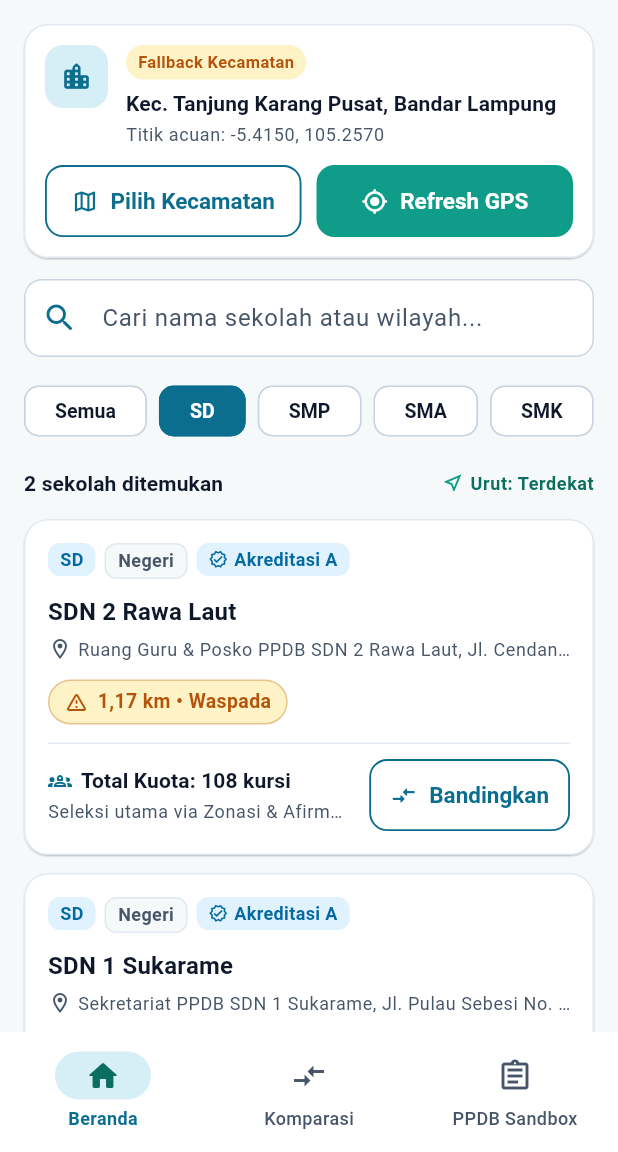
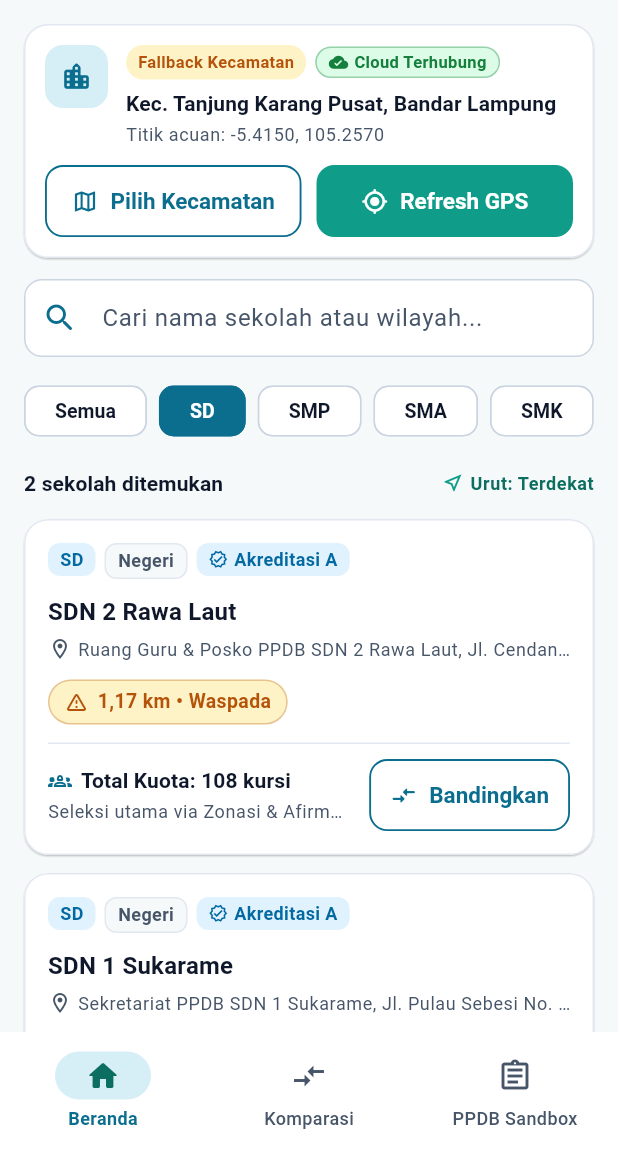
Before and after one commit to fahrudinnn26/ayo-sekolah, a Flutter app: the screen it shows after launch, after a tap on "SD", on a phone screen of 412 x 824 dp, the part 84-1236 px from its top. Run offline on Flutter 3.47's test engine with Material 3 defaults, Android fonts, the phone set to English and light mode, and no system bars; our stand-ins replace cloud_firestore, firebase_core, geolocator, material_ui; accounts and stored records are empty.

Commit message:
feat: integrasi konfigurasi firebase android, seeding firestore, dan indikator status cloud

```diff
--- a/lib/data/services/firestore_service.dart
+++ b/lib/data/services/firestore_service.dart
@@ -4,6 +4,7 @@ import 'package:ayo_sekolah/data/models/school_model.dart';
 import 'package:ayo_sekolah/data/services/sample_schools_data.dart';
 import 'package:cloud_firestore/cloud_firestore.dart';
 import 'package:firebase_core/firebase_core.dart';
+import 'package:flutter/foundation.dart';
 
 /// Layanan akses data Cloud Firestore untuk koleksi `schools` dan
 /// `ppdb_registrations`, dilengkapi mode fallback lokal (in-memory) yang aman
@@ -29,6 +30,7 @@ class FirestoreService {
       <RegistrationDraftModel>[];
   bool _localSchoolsSeeded = false;
   int _localIdCounter = 0;
+  Future<void>? _pendingCloudSeed;
 
   /// Bernilai `true` jika layanan sedang berjalan pada mode fallback lokal
   /// (misalnya saat `Firebase.apps.isEmpty` atau `forceLocalFallback` aktif).
@@ -39,6 +41,21 @@ class FirestoreService {
       return Firebase.apps.isEmpty;
     } catch (_) {
       return true;
+    }
+  }
+
+  /// Bernilai `true` apabila layanan aktif terhubung ke Cloud Firestore
+  /// (bukan mode fallback lokal in-memory).
+  bool get isCloudConnected => !isUsingLocalFallback;
+
+  /// Mengembalikan `projectId` Firebase aktif jika tersedia.
+  String? get firebaseProjectId {
+    if (isUsingLocalFallback) return null;
+    try {
+      if (Firebase.apps.isEmpty) return null;
+      return Firebase.app().options.projectId;
+    } catch (_) {
+      return null;
     }
   }
 
@@ -63,12 +80,34 @@ class FirestoreService {
       return;
     }
 
+    if (_pendingCloudSeed != null) {
+      return _pendingCloudSeed!;
+    }
+
+    final Future<void> seedTask = _seedSampleSchoolsToCloud(db);
+    _pendingCloudSeed = seedTask;
+    try {
+      await seedTask;
+    } finally {
+      if (identical(_pendingCloudSeed, seedTask)) {
+        _pendingCloudSeed = null;
+      }
+    }
+  }
+
+  Future<void> _seedSampleSchoolsToCloud(FirebaseFirestore db) async {
     final CollectionReference<Map<String, dynamic>> colRef =
         db.collection(schoolsCollection);
     final QuerySnapshot<Map<String, dynamic>> existing =
         await colRef.limit(1).get();
 
-    if (existing.docs.isNotEmpty) return;
+    if (existing.docs.isNotEmpty) {
+      debugPrint(
+        'Koleksi Firestore "$schoolsCollection" sudah berisi data. '
+        'Seeding otomatis dilewati.',
+      );
+      return;
+    }
 
     final WriteBatch batch = db.batch();
     for (final SchoolModel school in SampleSchoolsData.schools) {
@@ -77,6 +116,10 @@ class FirestoreService {
       batch.set(docRef, school.toMap());
     }
     await batch.commit();
+    debugPrint(
+      'Seeding otomatis ${SampleSchoolsData.schools.length} data sekolah '
+      'Bandar Lampung ke koleksi "$schoolsCollection" Cloud Firestore berhasil.',
+    );
   }
 
   /// Mengambil seluruh daftar sekolah dari koleksi `schools`.
--- a/lib/logic/providers/sandbox_provider.dart
+++ b/lib/logic/providers/sandbox_provider.dart
@@ -36,6 +36,12 @@ class SandboxProvider extends ChangeNotifier {
 
   /// Bernilai `true` apabila penyimpanan menggunakan mode fallback in-memory.
   bool get isUsingLocalFallback => _firestoreService.isUsingLocalFallback;
+
+  /// Bernilai `true` apabila penyimpanan aktif terhubung ke Cloud Firestore.
+  bool get isCloudConnected => _firestoreService.isCloudConnected;
+
+  /// Mengembalikan `projectId` Firebase aktif jika terhubung ke Cloud.
+  String? get firebaseProjectId => _firestoreService.firebaseProjectId;
 
   /// Memfilter daftar draf berdasarkan tahapan [statusSeleksi] (1–4).
   List<RegistrationDraftModel> draftsByStatus(int statusSeleksi) {
--- a/lib/logic/providers/school_provider.dart
+++ b/lib/logic/providers/school_provider.dart
@@ -109,6 +109,12 @@ class SchoolProvider extends ChangeNotifier {
 
   /// Bernilai `true` apabila data sekolah bersumber dari fallback in-memory.
   bool get isUsingLocalFallback => _firestoreService.isUsingLocalFallback;
+
+  /// Bernilai `true` apabila layanan aktif terhubung ke Cloud Firestore.
+  bool get isCloudConnected => _firestoreService.isCloudConnected;
+
+  /// Mengembalikan `projectId` Firebase aktif jika terhubung ke Cloud.
+  String? get firebaseProjectId => _firestoreService.firebaseProjectId;
 
   /// Daftar sekolah yang dipilih untuk dikomparasi (maksimal 2 sekolah).
   List<SchoolModel> get comparedSchools =>
--- a/lib/main.dart
+++ b/lib/main.dart
@@ -1,3 +1,5 @@
+import 'dart:async';
+
 import 'package:ayo_sekolah/core/constants/app_theme.dart';
 import 'package:ayo_sekolah/data/services/firestore_service.dart';
 import 'package:ayo_sekolah/data/services/location_service.dart';
@@ -11,19 +13,37 @@ import 'package:provider/provider.dart';
 Future<void> main() async {
   WidgetsFlutterBinding.ensureInitialized();
   await _initializeFirebaseSafely();
-  runApp(const AyoSekolahApp());
+
+  final FirestoreService firestoreService = FirestoreService();
+  if (firestoreService.isCloudConnected) {
+    unawaited(
+      firestoreService.seedSampleSchoolsIfEmpty().catchError((Object error) {
+        debugPrint(
+          'Seeding awal koleksi schools saat startup tertunda '
+          '(akan dicoba ulang saat memuat daftar sekolah): $error',
+        );
+      }),
+    );
+  }
+
+  runApp(AyoSekolahApp(firestoreService: firestoreService));
 }
 
 /// Menginisialisasi Firebase secara aman dalam blok `try-catch`.
 ///
-/// Jika `google-services.json` belum terpasang atau konfigurasi Firebase belum
-/// tersedia, aplikasi tetap berjalan normal menggunakan mode fallback lokal
-/// in-memory di [FirestoreService].
+/// Pada Android dengan `android/app/google-services.json` yang terkonfigurasi,
+/// `Firebase.initializeApp()` otomatis menghubungkan aplikasi ke proyek
+/// Firebase. Jika konfigurasi belum tersedia (misalnya saat pengujian lokal),
+/// aplikasi tetap berjalan normal menggunakan mode fallback in-memory di
+/// [FirestoreService].
 Future<void> _initializeFirebaseSafely() async {
   try {
-    if (Firebase.apps.isEmpty) {
-      await Firebase.initializeApp();
-    }
+    final FirebaseApp app = Firebase.apps.isEmpty
+        ? await Firebase.initializeApp()
+        : Firebase.app();
+    debugPrint(
+      'Firebase berhasil diinisialisasi (projectId: ${app.options.projectId}).',
+    );
   } catch (error) {
     debugPrint(
       'Inisialisasi Firebase dilewati (berjalan pada mode fallback lokal): $error',
--- a/lib/presentation/screens/home_screen.dart
+++ b/lib/presentation/screens/home_screen.dart
@@ -4,6 +4,7 @@ import 'package:ayo_sekolah/data/models/school_model.dart';
 import 'package:ayo_sekolah/data/services/location_service.dart';
 import 'package:ayo_sekolah/logic/providers/school_provider.dart';
 import 'package:ayo_sekolah/presentation/screens/school_detail_screen.dart';
+import 'package:ayo_sekolah/presentation/widgets/cloud_status_badge.dart';
 import 'package:ayo_sekolah/presentation/widgets/school_card.dart';
 import 'package:material_ui/material_ui.dart';
 import 'package:provider/provider.dart';
@@ -473,7 +474,10 @@ class _ActiveLocationCard extends StatelessWidget {
                   child: Column(
                     crossAxisAlignment: CrossAxisAlignment.start,
                     children: <Widget>[
-                      Row(
+                      Wrap(
+                        spacing: 6,
+                        runSpacing: 6,
+                        crossAxisAlignment: WrapCrossAlignment.center,
                         children: <Widget>[
                           Container(
                             padding: const EdgeInsets.symmetric(
@@ -492,6 +496,11 @@ class _ActiveLocationCard extends StatelessWidget {
                                 color: statusFg,
                               ),
                             ),
+                          ),
+                          CloudStatusBadge(
+                            key: const Key('home_cloud_status_badge'),
+                            isCloudConnected: provider.isCloudConnected,
+                            projectId: provider.firebaseProjectId,
                           ),
                         ],
                       ),
--- a/lib/presentation/screens/tracking_sandbox_screen.dart
+++ b/lib/presentation/screens/tracking_sandbox_screen.dart
@@ -7,6 +7,7 @@ import 'package:ayo_sekolah/data/services/external_launcher_service.dart';
 import 'package:ayo_sekolah/data/services/sample_schools_data.dart';
 import 'package:ayo_sekolah/logic/providers/sandbox_provider.dart';
 import 'package:ayo_sekolah/logic/providers/school_provider.dart';
+import 'package:ayo_sekolah/presentation/widgets/cloud_status_badge.dart';
 import 'package:ayo_sekolah/presentation/widgets/sandbox_stepper_widget.dart';
 import 'package:ayo_sekolah/presentation/widgets/zonasi_badge.dart';
 import 'package:flutter/services.dart';
@@ -319,7 +320,8 @@ class TrackingSandboxScreenState extends State<TrackingSandboxScreen> {
           children: <Widget>[
             // 1. Banner Edukatif PPDB Sandbox
             _SandboxEducationalBanner(
-              isUsingLocalFallback: sandboxProvider.isUsingLocalFallback,
+              isCloudConnected: sandboxProvider.isCloudConnected,
+              projectId: sandboxProvider.firebaseProjectId,
             ),
             const SizedBox(height: 14),
 
@@ -397,10 +399,12 @@ class TrackingSandboxScreenState extends State<TrackingSandboxScreen> {
 
 class _SandboxEducationalBanner extends StatelessWidget {
   const _SandboxEducationalBanner({
-    required this.isUsingLocalFallback,
+    required this.isCloudConnected,
+    this.projectId,
   });
 
-  final bool isUsingLocalFallback;
+  final bool isCloudConnected;
+  final String? projectId;
 
   @override
   Widget build(BuildContext context) {
@@ -437,7 +441,7 @@ class _SandboxEducationalBanner extends StatelessWidget {
               children: <Widget>[
                 Wrap(
                   spacing: 8,
-                  runSpacing: 4,
+                  runSpacing: 6,
                   crossAxisAlignment: WrapCrossAlignment.center,
                   children: <Widget>[
                     Text(
@@ -447,25 +451,11 @@ class _SandboxEducationalBanner extends StatelessWidget {
                         color: AppTheme.primaryDark,
                       ),
                     ),
-                    if (isUsingLocalFallback)
-                      Container(
-                        padding: const EdgeInsets.symmetric(
-                          horizontal: 7,
-                          vertical: 2,
-                        ),
-                        decoration: BoxDecoration(
-                          color: Colors.white,
-                          borderRadius: BorderRadius.circular(999),
-                        ),
-                        child: const Text(
-                          'Mode Lokal',
-                          style: TextStyle(
-                            fontSize: 10,
-                            fontWeight: FontWeight.w700,
-                            color: AppTheme.statusInfo,
-                          ),
-                        ),
-                      ),
+                    CloudStatusBadge(
+                      key: const Key('sandbox_cloud_status_badge'),
+                      isCloudConnected: isCloudConnected,
+                      projectId: projectId,
+                    ),
                   ],
                 ),
                 const SizedBox(height: 4),
--- /dev/null
+++ b/lib/presentation/widgets/cloud_status_badge.dart
@@ -0,0 +1,81 @@
+import 'package:ayo_sekolah/core/constants/app_theme.dart';
+import 'package:material_ui/material_ui.dart';
+
+/// Indikator chip/badge ringkas status koneksi Cloud Firestore.
+///
+/// Menampilkan **"Cloud Terhubung"** (warna hijau) saat aplikasi tersambung ke
+/// Cloud Firestore sungguhan, atau **"Mode Lokal"** (warna abu-abu) saat
+/// berjalan pada mode fallback in-memory.
+class CloudStatusBadge extends StatelessWidget {
+  const CloudStatusBadge({
+    super.key,
+    required this.isCloudConnected,
+    this.projectId,
+  });
+
+  /// Bernilai `true` apabila layanan terhubung ke Cloud Firestore.
+  final bool isCloudConnected;
+
+  /// Opsional: `projectId` Firebase untuk ditampilkan pada tooltip.
+  final String? projectId;
+
+  static const Color _localBackground = Color(0xFFF1F5F9);
+  static const Color _localBorder = AppTheme.borderColor;
+  static const Color _localForeground = AppTheme.textSecondary;
+
+  @override
+  Widget build(BuildContext context) {
+    final String label = isCloudConnected ? 'Cloud Terhubung' : 'Mode Lokal';
+    final IconData icon =
+        isCloudConnected ? Icons.cloud_done_rounded : Icons.cloud_off_rounded;
+    final Color backgroundColor =
+        isCloudConnected ? AppTheme.statusAmanBackground : _localBackground;
+    final Color borderColor = isCloudConnected
+        ? AppTheme.statusAman.withValues(alpha: 0.35)
+        : _localBorder;
+    final Color foregroundColor =
+        isCloudConnected ? AppTheme.statusAman : _localForeground;
+
+    final String trimmedProjectId = projectId?.trim() ?? '';
+    final String tooltipMessage = isCloudConnected
+        ? (trimmedProjectId.isNotEmpty
+            ? 'Terhubung ke Cloud Firestore ($trimmedProjectId)'
+            : 'Terhubung ke Cloud Firestore')
+        : 'Berjalan pada mode fallback penyimpanan lokal sementara';
+
+    return Semantics(
+      label: 'Status koneksi database: $label',
+      child: Tooltip(
+        message: tooltipMessage,
+        child: Container(
+          padding: const EdgeInsets.symmetric(horizontal: 8, vertical: 3),
+          decoration: BoxDecoration(
+            color: backgroundColor,
+            borderRadius: BorderRadius.circular(999),
+            border: Border.all(color: borderColor),
+          ),
+          child: Row(
+            mainAxisSize: MainAxisSize.min,
+            children: <Widget>[
+              Icon(
+                icon,
+                size: 13,
+                color: foregroundColor,
+              ),
+              const SizedBox(width: 4),
+              Text(
+                label,
+                style: TextStyle(
+                  fontSize: 11,
+                  fontWeight: FontWeight.w700,
+                  color: foregroundColor,
+                  height: 1.2,
+                ),
+              ),
+            ],
+          ),
+        ),
+      ),
+    );
+  }
+}
```
Also changed, not shown: 5 other files.
